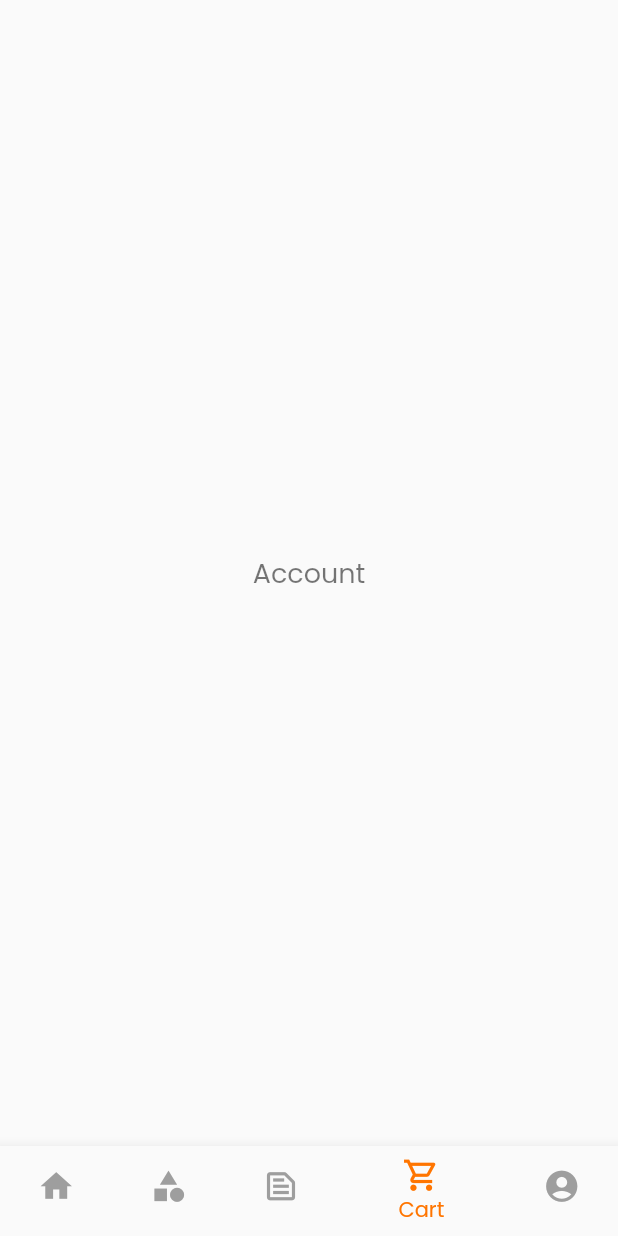
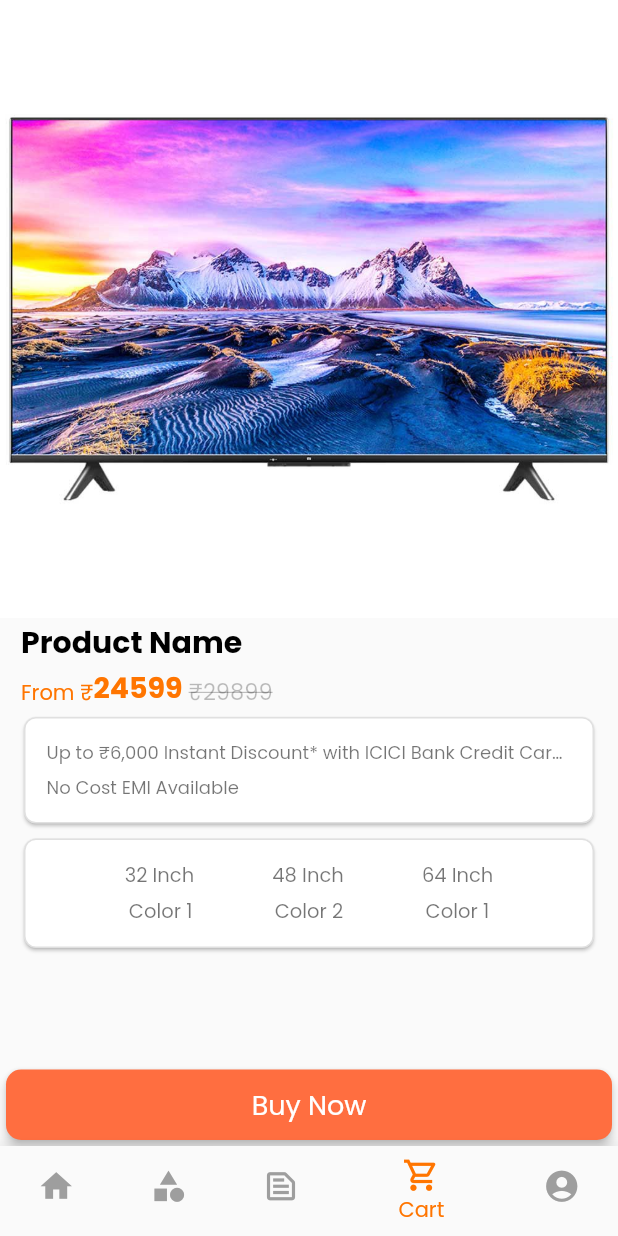
Before and after one commit to uditmishra128/xiaomi_ode2Code, a Flutter app: the screen it shows after launch, item 4 of the bottom bar chosen, on a phone screen of 412 x 824 dp. Run offline on Flutter 3.47's test engine with Material 2 defaults, Android fonts, the phone set to English and light mode, and no system bars; our stand-ins replace carousel_slider, firebase_auth, firebase_core, flutter_spinkit, fluttertoast, font_awesome_flutter and 2 more; accounts and stored records are empty; network calls fail.

Commit message:
Product Discription Screen

```diff
--- a/lib/screens/account/account.dart
+++ b/lib/screens/account/account.dart
@@ -1,4 +1,5 @@
 import 'package:flutter/material.dart';
+import 'package:xiomi_ode_to_code/screens/product_discription/product_discription.dart';
 
 class AccountScreen extends StatefulWidget {
   const AccountScreen({Key? key}) : super(key: key);
@@ -11,7 +12,7 @@ class _AccountScreenState extends State<AccountScreen> {
   @override
   Widget build(BuildContext context) {
     return const Center(
-      child: Text('Account'),
+      child: ProductDescription(),
     );
   }
 }
--- a/lib/screens/cart/cart.dart
+++ b/lib/screens/cart/cart.dart
@@ -30,7 +30,7 @@ class _CartScreenState extends State<CartScreen> {
             ),
             Expanded(
                 child: ListView.builder(
-              itemBuilder: (context, index) => CartTile(),
+              itemBuilder: (context, index) => const CartTile(),
               itemCount: 8,
               shrinkWrap: true,
             )),
--- /dev/null
+++ b/lib/screens/product_discription/product_discription.dart
@@ -0,0 +1,188 @@
+import 'dart:ui';
+
+import 'package:flutter/material.dart';
+import 'package:xiomi_ode_to_code/utils/color.dart';
+import 'package:xiomi_ode_to_code/utils/img_const.dart';
+import 'package:xiomi_ode_to_code/utils/size.dart';
+import 'package:xiomi_ode_to_code/widget/common/custom_btn.dart';
+
+class ProductDescription extends StatefulWidget {
+  const ProductDescription({Key? key}) : super(key: key);
+
+  @override
+  State<ProductDescription> createState() => _ProductDescriptionState();
+}
+
+class _ProductDescriptionState extends State<ProductDescription> {
+  @override
+  Widget build(BuildContext context) {
+    return Scaffold(
+        body: SafeArea(
+          child: Column(
+            crossAxisAlignment: CrossAxisAlignment.start,
+            children: [
+              Image.asset(
+                miTV,
+              ),
+              const Padding(
+                padding: EdgeInsets.symmetric(vertical: 1, horizontal: 14),
+                child: Text(
+                  'Product Name',
+                  style: TextStyle(
+                      fontSize: 20,
+                      fontWeight: FontWeight.bold,
+                      color: Colors.black),
+                ),
+              ),
+              Padding(
+                padding:
+                    const EdgeInsets.symmetric(vertical: 0.5, horizontal: 14),
+                child: Row(
+                  crossAxisAlignment: CrossAxisAlignment.end,
+                  children: [
+                    Text(
+                      'From ₹',
+                      style: TextStyle(fontSize: 14, color: primary),
+                    ),
+                    Text(
+                      '24599 ',
+                      style: TextStyle(
+                          fontSize: 19,
+                          fontWeight: FontWeight.bold,
+                          color: primary),
+                    ),
+                    const Text(
+                      '₹29899',
+                      style: TextStyle(
+                        decoration: TextDecoration.lineThrough,
+                        fontSize: 15,
+                        color: Colors.black26,
+                      ),
+                    ),
+                  ],
+                ),
+              ),
+              SelectionCard(
+                selectionCardChild: Column(
+                  crossAxisAlignment: CrossAxisAlignment.start,
+                  children: const [
+                    Text(
+                      'Up to ₹6,000 Instant Discount* with ICICI Bank Credit Card, Credit & Debit Card EMI',
+                      style: TextStyle(
+                        overflow: TextOverflow.ellipsis,
+                        fontSize: 12.0,
+                      ),
+                    ),
+                    SizedBox(
+                      height: 5,
+                    ),
+                    Text(
+                      'No Cost EMI Available',
+                      style: TextStyle(
+                        fontSize: 12.0,
+                      ),
+                    ),
+                  ],
+                ),
+              ),
+              SelectionCard(
+                selectionCardChild: Column(
+                  crossAxisAlignment: CrossAxisAlignment.start,
+                  children: [
+                    Row(
+                      mainAxisAlignment: MainAxisAlignment.spaceEvenly,
+                      children: const [
+                        SpecificationText(
+                          size: '32 Inch',
+                        ),
+                        SpecificationText(
+                          size: '48 Inch',
+                        ),
+                        SpecificationText(
+                          size: '64 Inch',
+                        ),
+                      ],
+                    ),
+                    const SizedBox(
+                      height: 5,
+                    ),
+                    Row(
+                      mainAxisAlignment: MainAxisAlignment.spaceEvenly,
+                      children: const [
+                        SpecificationText(
+                          size: 'Color 1',
+                        ),
+                        SpecificationText(
+                          size: 'Color 2',
+                        ),
+                        SpecificationText(
+                          size: 'Color 1',
+                        ),
+                      ],
+                    ),
+                  ],
+                ),
+              ),
+            ],
+          ),
+        ),
+        bottomSheet: SizedBox(
+          width: screenSize(context).width,
+          child: Card(
+            shape: RoundedRectangleBorder(
+              borderRadius: BorderRadius.circular(10),
+            ),
+            elevation: 3,
+            color: Colors.deepOrangeAccent,
+            child: const Padding(
+              padding: EdgeInsets.all(10.0),
+              child: Text(
+                'Buy Now',
+                textAlign: TextAlign.center,
+                style: TextStyle(color: Colors.white),
+              ),
+            ),
+          ),
+        ));
+  }
+}
+
+class SpecificationText extends StatelessWidget {
+  const SpecificationText({Key? key, required this.size}) : super(key: key);
+  final String size;
+
+  @override
+  Widget build(BuildContext context) {
+    return Text(
+      size,
+      style: const TextStyle(
+        fontSize: 13.0,
+      ),
+    );
+  }
+}
+
+class SelectionCard extends StatelessWidget {
+  const SelectionCard({Key? key, required this.selectionCardChild})
+      : super(key: key);
+  final Widget selectionCardChild;
+
+  @override
+  Widget build(BuildContext context) {
+    return Padding(
+      padding: const EdgeInsets.symmetric(vertical: 1, horizontal: 12),
+      child: GestureDetector(
+        child: Card(
+          shape: RoundedRectangleBorder(
+            side: const BorderSide(color: Colors.black12, width: 1),
+            borderRadius: BorderRadius.circular(8),
+          ),
+          child: Padding(
+            padding: const EdgeInsets.all(15.0),
+            child: selectionCardChild,
+          ),
+        ),
+      ),
+    );
+  }
+}
--- /dev/null
+++ b/lib/services/item_push.dart
@@ -0,0 +1,189 @@
+import '../model/item.dart';
+
+List<Item> mobile = [
+  Item(
+      name: 'Redmi 1',
+      price: 9899,
+      imgUrl:
+          'https://firebasestorage.googleapis.com/v0/b/xiomiodetocode.appspot.com/o/items%2Fmobiles%2Fmobile_1.jpg?alt=media&token=ba475ea8-5888-48e4-9cc5-9872618872c1'),
+  Item(
+      name: 'Redmi 2',
+      price: 13999,
+      imgUrl:
+          'https://firebasestorage.googleapis.com/v0/b/xiomiodetocode.appspot.com/o/items%2Fmobiles%2Fmobile_2.jfif?alt=media&token=eab83501-9226-40d5-9cee-ad8a60d2a3fc'),
+  Item(
+      name: 'Redmi 3',
+      price: 7499,
+      imgUrl:
+          'https://firebasestorage.googleapis.com/v0/b/xiomiodetocode.appspot.com/o/items%2Fmobiles%2Fmobile_3.jfif?alt=media&token=ad05498a-aea8-4bec-9860-30579b8c93a9'),
+  Item(
+      name: 'Redmi 4',
+      price: 21399,
+      imgUrl:
+          'https://firebasestorage.googleapis.com/v0/b/xiomiodetocode.appspot.com/o/items%2Fmobiles%2Fmobile_4.jfif?alt=media&token=14b9d9c6-a5e1-4586-ab6c-eeb39f0407c6'),
+  Item(
+      name: 'Redmi 5',
+      price: 17399,
+      imgUrl:
+          'https://firebasestorage.googleapis.com/v0/b/xiomiodetocode.appspot.com/o/items%2Fmobiles%2Fmobile_5.jfif?alt=media&token=1430cc86-09c2-4f74-8727-beaeae32ff64'),
+  Item(
+      name: 'Redmi 5',
+      price: 27399,
+      imgUrl:
+          'https://firebasestorage.googleapis.com/v0/b/xiomiodetocode.appspot.com/o/items%2Fmobiles%2Fmobile_6.jfif?alt=media&token=7c849dea-b795-447b-9460-3c7c12729f05'),
+];
+List<Item> tv = [
+  Item(
+      name: 'MI TV 1',
+      price: 39899,
+      imgUrl:
+          'https://firebasestorage.googleapis.com/v0/b/xiomiodetocode.appspot.com/o/items%2Ftvs%2Ftv_1.jpg?alt=media&token=2667c78b-0007-48e8-a872-fc2481aab7f4'),
+  Item(
+      name: 'MI TV 2',
+      price: 123999,
+      imgUrl:
+          'https://firebasestorage.googleapis.com/v0/b/xiomiodetocode.appspot.com/o/items%2Ftvs%2Ftv_2.png?alt=media&token=de7e0c9e-23cf-4fcb-966b-ee918d55a721'),
+  Item(
+      name: 'MI TV 3',
+      price: 57499,
+      imgUrl:
+          'https://firebasestorage.googleapis.com/v0/b/xiomiodetocode.appspot.com/o/items%2Ftvs%2Ftv_3.jpg?alt=media&token=3b3ebff4-14f9-49d0-b381-736b7ced0608'),
+  Item(
+      name: 'MI TV 4',
+      price: 21399,
+      imgUrl:
+          'https://firebasestorage.googleapis.com/v0/b/xiomiodetocode.appspot.com/o/items%2Ftvs%2Ftv_4.jfif?alt=media&token=cf91c995-6733-4b76-9625-73c2b3679ad6'),
+  Item(
+      name: 'MI TV 5',
+      price: 87399,
+      imgUrl:
+          'https://firebasestorage.googleapis.com/v0/b/xiomiodetocode.appspot.com/o/items%2Ftvs%2Ftv_5.jfif?alt=media&token=950feab3-9d1c-498e-85b1-76244be6de84'),
+  Item(
+      name: 'MI TV 5',
+      price: 44399,
+      imgUrl:
+          'https://firebasestorage.googleapis.com/v0/b/xiomiodetocode.appspot.com/o/items%2Ftvs%2Ftv_6.png?alt=media&token=76cf2271-f624-4570-be28-332f6411c092'),
+];
+List<Item> laptop = [
+  Item(
+      name: 'MI Laptop 1',
+      price: 39899,
+      imgUrl:
+          'https://firebasestorage.googleapis.com/v0/b/xiomiodetocode.appspot.com/o/items%2Flaptops%2Flaptop_1.jfif?alt=media&token=5a06032b-1e87-4d76-86cd-b967ff3d2c49'),
+  Item(
+      name: 'MI Laptop 2',
+      price: 132999,
+      imgUrl:
+          'https://firebasestorage.googleapis.com/v0/b/xiomiodetocode.appspot.com/o/items%2Flaptops%2Flaptop_2.jfif?alt=media&token=4373af35-26f2-46f9-8e09-f4d5a10670bb'),
+  Item(
+      name: 'MI Laptop 3',
+      price: 67499,
+      imgUrl:
+          'https://firebasestorage.googleapis.com/v0/b/xiomiodetocode.appspot.com/o/items%2Flaptops%2Flaptop_3.jfif?alt=media&token=580d6d7f-9517-438c-b01c-6b0f15c7df26'),
+  Item(
+      name: 'MI Laptop 4',
+      price: 45399,
+      imgUrl:
+          'https://firebasestorage.googleapis.com/v0/b/xiomiodetocode.appspot.com/o/items%2Flaptops%2Flaptop_4.jfif?alt=media&token=18105ae4-4ade-46aa-a36f-c3419dfd689a'),
+  Item(
+      name: 'MI Laptop 5',
+      price: 97399,
+      imgUrl:
+          'https://firebasestorage.googleapis.com/v0/b/xiomiodetocode.appspot.com/o/items%2Flaptops%2Flaptop_5.jfif?alt=media&token=1ad10408-08bf-4e9c-bd5e-daa45d8a67e0'),
+  Item(
+      name: 'MI Laptop 5',
+      price: 77399,
+      imgUrl:
+          'https://firebasestorage.googleapis.com/v0/b/xiomiodetocode.appspot.com/o/items%2Flaptops%2Flaptop_6.jfif?alt=media&token=786fbb98-4021-4ea7-b162-dde38330812d'),
+];
+List<Item> home = [
+  Item(
+      name: 'MI Home Item 1',
+      price: 3899,
+      imgUrl:
+          'https://firebasestorage.googleapis.com/v0/b/xiomiodetocode.appspot.com/o/items%2Fhome%2Fhome_1.jfif?alt=media&token=dce1c3ff-18f8-4253-818b-6f88e0ee405f'),
+  Item(
+      name: 'MI Home Item 2',
+      price: 12999,
+      imgUrl:
+          'https://firebasestorage.googleapis.com/v0/b/xiomiodetocode.appspot.com/o/items%2Fhome%2Fhome_2.jfif?alt=media&token=3f8f8f7b-5963-4706-9cc0-b58db77b6114'),
+  Item(
+      name: 'MI Home Item 3',
+      price: 6499,
+      imgUrl:
+          'https://firebasestorage.googleapis.com/v0/b/xiomiodetocode.appspot.com/o/items%2Fhome%2Fhome_3.jfif?alt=media&token=1333e846-cd18-47f0-9bf4-a8b4b3b33c8d'),
+  Item(
+      name: 'MI Home Item 4',
+      price: 5399,
+      imgUrl:
+          'https://firebasestorage.googleapis.com/v0/b/xiomiodetocode.appspot.com/o/items%2Fhome%2Fhome_4.jfif?alt=media&token=75907656-5a5d-45ee-9e78-9cf34d15d084'),
+  Item(
+      name: 'MI Home Item 5',
+      price: 9399,
+      imgUrl:
+          'https://firebasestorage.googleapis.com/v0/b/xiomiodetocode.appspot.com/o/items%2Fhome%2Fhome_5.jfif?alt=media&token=fc535da9-aef6-4e5a-a8e6-2d1ae5e18d5c'),
+];
+List<Item> fitness = [
+  Item(
+      name: 'MI Fitness 1',
+      price: 3899,
+      imgUrl:
+          'https://firebasestorage.googleapis.com/v0/b/xiomiodetocode.appspot.com/o/items%2Ffitness%2Fwatch_1.jfif?alt=media&token=bae1c7c4-c3fe-4dde-8f40-3ae58bbe5c11'),
+  Item(
+      name: 'MI Fitness 2',
+      price: 2999,
+      imgUrl:
+          'https://firebasestorage.googleapis.com/v0/b/xiomiodetocode.appspot.com/o/items%2Ffitness%2Fwatch_2.jfif?alt=media&token=2f3717a5-6655-4110-9270-c43d3036d0c8'),
+  Item(
+      name: 'MI Fitness 3',
+      price: 6499,
+      imgUrl:
+          'https://firebasestorage.googleapis.com/v0/b/xiomiodetocode.appspot.com/o/items%2Ffitness%2Fwatch_3.jfif?alt=media&token=fd9851ad-2766-4bb1-806e-0c3f96970415'),
+  Item(
+      name: 'MI Fitness 4',
+      price: 5399,
+      imgUrl:
+          'https://firebasestorage.googleapis.com/v0/b/xiomiodetocode.appspot.com/o/items%2Ffitness%2Fwatch_4.jfif?alt=media&token=00ddd8a6-6bdb-414a-96aa-aaa75b1cda90'),
+  Item(
+      name: 'MI Fitness 5',
+      price: 3399,
+      imgUrl:
+          'https://firebasestorage.googleapis.com/v0/b/xiomiodetocode.appspot.com/o/items%2Ffitness%2Fwatch_5.jfif?alt=media&token=3ee0f28f-64bd-46d6-833e-0fbf515a1fce'),
+];
+List<Item> audio = [
+  Item(
+      name: 'MI Audio 1',
+      price: 899,
+      imgUrl:
+          'https://firebasestorage.googleapis.com/v0/b/xiomiodetocode.appspot.com/o/items%2Faudio%2Faudio_1.jfif?alt=media&token=3892baae-2fe0-4743-8f99-71a7cc573a5b'),
+  Item(
+      name: 'MI Audio 2',
+      price: 4299,
+      imgUrl:
+          'https://firebasestorage.googleapis.com/v0/b/xiomiodetocode.appspot.com/o/items%2Faudio%2Faudio_2.jfif?alt=media&token=584c6131-7b8b-46c9-bf03-e76982dcbd03'),
+  Item(
+      name: 'MI Audio 3',
+      price: 449,
+      imgUrl:
+          'https://firebasestorage.googleapis.com/v0/b/xiomiodetocode.appspot.com/o/items%2Faudio%2Faudio_3.jfif?alt=media&token=d366c718-fb28-459d-877a-7be7d8a3e165'),
+  Item(
+      name: 'MI Audio 4',
+      price: 599,
+      imgUrl:
+          'https://firebasestorage.googleapis.com/v0/b/xiomiodetocode.appspot.com/o/items%2Faudio%2Faudio_4.jfif?alt=media&token=cc2bd0c2-fc8e-4391-b1a6-c602fac1c024'),
+  Item(
+      name: 'MI Audio 5',
+      price: 1359,
+      imgUrl:
+          'https://firebasestorage.googleapis.com/v0/b/xiomiodetocode.appspot.com/o/items%2Faudio%2Faudio_5.jfif?alt=media&token=e9b5afb6-211f-4a13-8091-a0892d2de323'),
+  Item(
+      name: 'MI Audio 6',
+      price: 1119,
+      imgUrl:
+          'https://firebasestorage.googleapis.com/v0/b/xiomiodetocode.appspot.com/o/items%2Faudio%2Faudio_6.png?alt=media&token=30a01f2f-72ad-4c50-990d-5cde74aea509'),
+  Item(
+      name: 'MI Audio 7',
+      price: 3359,
+      imgUrl:
+          'https://firebasestorage.googleapis.com/v0/b/xiomiodetocode.appspot.com/o/items%2Faudio%2Faudio_7.jfif?alt=media&token=bfb155ce-942a-438b-b8b8-ef4f5dcb5eca'),
+];
```
